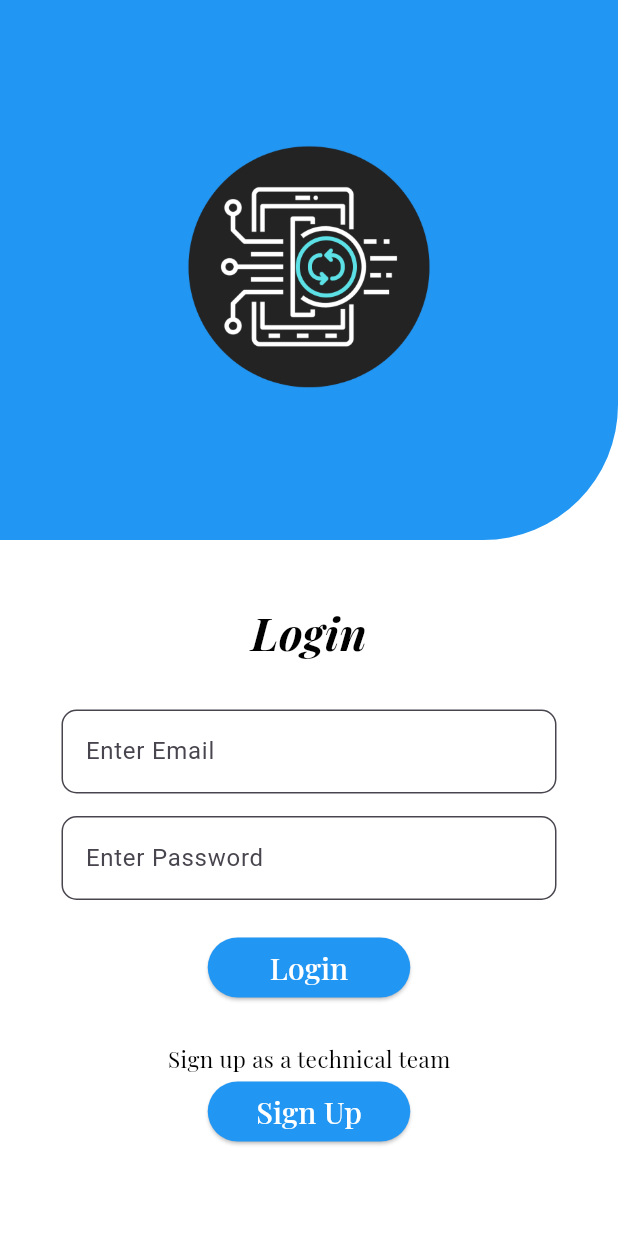
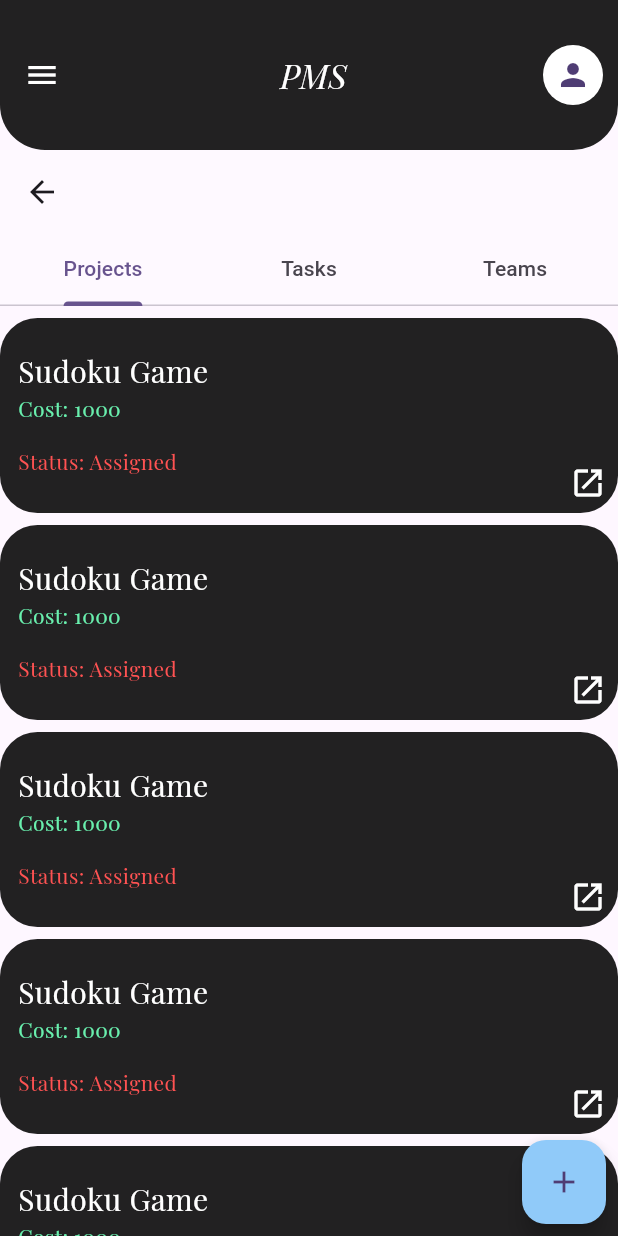
Before and after one commit to MuhammadAbdullahButt/SE_mid_Project, a Flutter app: the LoginSc screen opened directly, after a tap on "Login", on a phone screen of 412 x 824 dp. Run offline on Flutter 3.47's test engine with Material 2 defaults, Android fonts, the phone set to English and light mode, and no system bars; our stand-ins replace cloud_firestore, firebase_core, smooth_page_indicator; accounts and stored records are empty.

Commit message:
Create Admin Dashboard and Navigations

```diff
--- a/pms/lib/main.dart
+++ b/pms/lib/main.dart
@@ -1,6 +1,7 @@
 import 'package:firebase_core/firebase_core.dart';
 import 'package:flutter/material.dart';
 import 'package:pms/views/SignUp/splashScreen.dart';
+import 'package:pms/views/adminDashboard.dart';
 
 import 'firebase_options.dart';
 
--- a/pms/lib/views/LoginSc.dart
+++ b/pms/lib/views/LoginSc.dart
@@ -1,6 +1,8 @@
 import 'package:flutter/material.dart';
 import 'package:pms/views/SignUp/personalInfo.dart';
 import 'package:cloud_firestore/cloud_firestore.dart';
+
+import 'adminDashboard.dart';
 
 
 class LoginSc extends StatefulWidget {
@@ -22,18 +24,18 @@ class _LoginScState extends State<LoginSc> {
             children: [
               Container(
                 width: double.infinity,
-                height: 360,
+                height: 270,
                 decoration: BoxDecoration(
-                    color: Colors.blue.shade500,
-                    borderRadius: const BorderRadius.only(bottomRight: Radius.circular(90))
+                    color: Colors.black87,
+                    borderRadius: const BorderRadius.only(bottomRight: Radius.circular(70))
                 ),
-                child: Center(child: Image(image: AssetImage('assets/images/icon.png'), width: 170, height: 170)),
+                child: Center(child: Image(image: AssetImage('assets/images/icon.png'), width: 140, height: 140)),
               ),
-              const SizedBox(height: 40,),
+              const SizedBox(height: 35,),
               const Text("Login",style: TextStyle(color: Colors.black,fontSize: 30,fontWeight: FontWeight.bold,fontFamily:'playFairItalic'),),
-              const SizedBox(height: 30,),
+              const SizedBox(height: 25,),
               Container(
-                width: 330,
+                width: 300,
                 child: TextField(
                   decoration: InputDecoration(
                     filled: true,
@@ -47,7 +49,7 @@ class _LoginScState extends State<LoginSc> {
               ),
               const SizedBox(height: 15,),
               Container(
-                width: 330,
+                width: 300,
                 child: TextField(
                   decoration: InputDecoration(
                     filled: true,
@@ -62,11 +64,11 @@ class _LoginScState extends State<LoginSc> {
 
               const SizedBox(height: 25,),
               Container(
-                width: 135,
-                height: 40,
+                width: 120,
+                height: 35,
                 child: ElevatedButton(
                     style: ElevatedButton.styleFrom(
-                      backgroundColor: Colors.blue.shade500,
+                      backgroundColor: Colors.black87,
                     ),
                     onPressed: () {
                       CollectionReference collref = FirebaseFirestore.instance.collection('user');
@@ -74,6 +76,10 @@ class _LoginScState extends State<LoginSc> {
                         'username':'waseem',
                         'password':'123'
                       });
+                      Navigator.push(context, MaterialPageRoute(builder: (context){
+                        return AdminDashboard();
+                      }
+                      ));
                     },
                     child: const Text("Login",style: TextStyle(color: Colors.white,fontSize: 20,fontFamily: 'playFair'),)
 
@@ -83,11 +89,11 @@ class _LoginScState extends State<LoginSc> {
               const Text("Sign up as a technical team",style: TextStyle(color: Colors.black,fontSize: 15,fontWeight: FontWeight.w400,fontFamily: 'playFair'),),
               const SizedBox(height: 5,),
               Container(
-                width: 135,
-                height: 40,
+                width: 120,
+                height: 35,
                 child: ElevatedButton(
                   style: ElevatedButton.styleFrom(
-                    backgroundColor: Colors.blue.shade500,
+                    backgroundColor: Colors.black87,
                   ),
                   onPressed: () {
                     Navigator.push(context, MaterialPageRoute(builder: (context){
--- a/pms/lib/views/SignUp/splashScreen.dart
+++ b/pms/lib/views/SignUp/splashScreen.dart
@@ -25,7 +25,7 @@ class _SplashScreenState extends State<SplashScreen> {
   @override
   Widget build(BuildContext context) {
     return Container(
-        color: Colors.blue.shade200,
+        color: Colors.black87,
         width: double.infinity,
         height: double.infinity,
         child:  Center(
--- /dev/null
+++ b/pms/lib/views/adminDashboard.dart
@@ -0,0 +1,376 @@
+import 'package:flutter/material.dart';
+
+class AdminDashboard extends StatefulWidget {
+  const AdminDashboard({Key? key}) : super(key: key);
+
+  @override
+  State<AdminDashboard> createState() => _AdminDashboardState();
+}
+
+class _AdminDashboardState extends State<AdminDashboard> {
+  @override
+  Widget build(BuildContext context) {
+    return Scaffold(
+      appBar: AppBar(
+        toolbarHeight: 100,
+        backgroundColor: Colors.black87,
+        shadowColor: Colors.black87,
+        shape: const RoundedRectangleBorder(
+          borderRadius: BorderRadius.vertical(
+            bottom: Radius.circular(30),
+          ),
+        ),
+        iconTheme: IconThemeData(color: Colors.white),
+        title: const Center(child: Text('PMS',style: TextStyle(color: Colors.white,fontFamily: 'playFairItalic'),)),
+        actions: [
+          Container(
+              margin: const EdgeInsets.only(right: 10),
+              child: const CircleAvatar(
+                backgroundColor: Colors.white,
+                child: Icon(Icons.person),
+              ))
+        ],
+      ),
+      drawer: Drawer(
+        child: ListView(
+          padding: const EdgeInsets.all(0),
+          children: [
+            const DrawerHeader(
+              decoration: BoxDecoration(color: Colors.black87),
+              child: Column(
+                children: [
+                  CircleAvatar(
+                    radius: 40,
+                    backgroundColor: Colors.white,
+                  ),
+                  Text('Muhammad Waseem',style: TextStyle(color: Colors.white,fontSize: 20,fontFamily: 'playFair'),),
+                  Text('wyameen152@gmail.com',style: TextStyle(color: Colors.white,fontSize: 13,fontFamily: 'playFair'),),
+                ],
+              ),
+
+            ),
+            ListTile(
+              leading: const Icon(Icons.person),
+              title: const Text(' My Profile '),
+              onTap: () {
+                Navigator.pop(context);
+              },
+            ),
+            ListTile(
+              leading: const Icon(Icons.book),
+              title: const Text(' Assign Project '),
+              onTap: () {
+                Navigator.pop(context);
+              },
+            ),
+            ListTile(
+              leading: const Icon(Icons.workspace_premium),
+              title: const Text(' Go Premium '),
+              onTap: () {
+                Navigator.pop(context);
+              },
+            ),
+            ListTile(
+              leading: const Icon(Icons.video_label),
+              title: const Text(' Saved Videos '),
+              onTap: () {
+                Navigator.pop(context);
+              },
+            ),
+            ListTile(
+              leading: const Icon(Icons.edit),
+              title: const Text(' Edit Profile '),
+              onTap: () {
+                Navigator.pop(context);
+              },
+            ),
+            ListTile(
+              leading: const Icon(Icons.logout),
+              title: const Text('LogOut'),
+              onTap: () {
+                Navigator.pop(context);
+              },
+            ),
+          ],
+        ),
+      ),
+      body: DefaultTabController(
+        length: 3,
+        child: Scaffold(
+          appBar: AppBar(
+            backgroundColor: Colors.white24,
+            bottom: const TabBar(
+              tabs: [
+                Tab(
+                  text: 'Projects',
+                ),
+                Tab(
+                  text: 'Tasks',
+                ),
+                Tab(
+                  text: 'Teams',
+                ),
+              ],
+            ),
+          ),
+          body: TabBarView(
+            children: [
+              Container(
+                child: Stack(
+                  children: [
+                    ListView.builder(
+                    itemCount: 5,
+                    itemBuilder: (context, index) {
+                      return Padding(
+                        padding: const EdgeInsets.only(top: 8.0),
+                        child: Container(
+                            width: 320,
+                            height: 130,
+                            decoration: BoxDecoration(
+                              color: Colors.black87,
+                              borderRadius: BorderRadius.circular(25),
+                            ),
+                            child: const Stack(
+                              children: [
+                                Align(
+                                    alignment: Alignment.topLeft,
+                                    child: Padding(
+                                      padding:
+                                          EdgeInsets.only(left: 12.0, top: 20),
+                                      child: Text(
+                                        'Sudoku Game',
+                                        style: TextStyle(
+                                            color: Colors.white,
+                                            fontSize: 20,
+                                            fontFamily: 'playFair'),
+                                      ),
+                                    )),
+                                Align(
+                                    alignment: Alignment.topLeft,
+                                    child: Padding(
+                                      padding:
+                                          EdgeInsets.only(left: 12.0, top: 50),
+                                      child: Text(
+                                        'Cost: 1000',
+                                        style: TextStyle(
+                                            color: Colors.greenAccent,
+                                            fontSize: 14,
+                                            fontFamily: 'playFair'),
+                                      ),
+                                    )),
+                                Align(
+                                    alignment: Alignment.topLeft,
+                                    child: Padding(
+                                      padding:
+                                          EdgeInsets.only(left: 12.0, top: 85),
+                                      child: Text(
+                                        'Status: Assigned',
+                                        style: TextStyle(
+                                            color: Colors.redAccent,
+                                            fontSize: 14,
+                                            fontFamily: 'playFair'),
+                                      ),
+                                    )),
+                                Align(
+                                  alignment: Alignment.bottomRight,
+                                  child: Padding(
+                                    padding:
+                                        EdgeInsets.only(bottom: 8.0, right: 8.0),
+                                    child: Icon(
+                                      Icons.open_in_new,
+                                      color: Colors.white,
+                                    ),
+                                  ),
+                                ),
+                              ],
+                            )),
+                      );
+                    },
+                  ),
+                    Align(
+                      alignment: Alignment.bottomRight,
+                      child: Padding(
+                        padding: const EdgeInsets.all(8.0),
+                        child: FloatingActionButton(
+                          backgroundColor: Colors.blue.shade200,
+                          child: Icon(Icons.add),
+                          onPressed: (){}),
+                      ))
+                  ]
+                ),
+              ),
+              Container(
+                child: Stack(
+                    children: [
+                      ListView.builder(
+                        itemCount: 5,
+                        itemBuilder: (context, index) {
+                          return Padding(
+                            padding: const EdgeInsets.only(top: 8.0),
+                            child: Container(
+                                width: 320,
+                                height: 130,
+                                decoration: BoxDecoration(
+                                  color: Colors.black87,
+                                  borderRadius: BorderRadius.circular(25),
+                                ),
+                                child: const Stack(
+                                  children: [
+                                    Align(
+                                        alignment: Alignment.topLeft,
+                                        child: Padding(
+                                          padding:
+                                          EdgeInsets.only(left: 12.0, top: 20),
+                                          child: Text(
+                                            'Sudoku Game',
+                                            style: TextStyle(
+                                                color: Colors.white,
+                                                fontSize: 20,
+                                                fontFamily: 'playFair'),
+                                          ),
+                                        )),
+                                    Align(
+                                        alignment: Alignment.topLeft,
+                                        child: Padding(
+                                          padding:
+                                          EdgeInsets.only(left: 12.0, top: 50),
+                                          child: Text(
+                                            'Cost: 1000',
+                                            style: TextStyle(
+                                                color: Colors.greenAccent,
+                                                fontSize: 14,
+                                                fontFamily: 'playFair'),
+                                          ),
+                                        )),
+                                    Align(
+                                        alignment: Alignment.topLeft,
+                                        child: Padding(
+                                          padding:
+                                          EdgeInsets.only(left: 12.0, top: 85),
+                                          child: Text(
+                                            'Status: Assigned',
+                                            style: TextStyle(
+                                                color: Colors.redAccent,
+                                                fontSize: 14,
+                                                fontFamily: 'playFair'),
+                                          ),
+                                        )),
+                                    Align(
+                                      alignment: Alignment.bottomRight,
+                                      child: Padding(
+                                        padding:
+                                        EdgeInsets.only(bottom: 8.0, right: 8.0),
+                                        child: Icon(
+                                          Icons.open_in_new,
+                                          color: Colors.white,
+                                        ),
+                                      ),
+                                    ),
+                                  ],
+                                )),
+                          );
+                        },
+                      ),
+                      Align(
+                          alignment: Alignment.bottomRight,
+                          child: Padding(
+                            padding: const EdgeInsets.all(8.0),
+                            child: FloatingActionButton(
+                                backgroundColor: Colors.blue.shade200,
+                                child: Icon(Icons.add),
+                                onPressed: (){}),
+                          ))
+                    ]
+                ),
+              ),
+              Container(
+                child: Stack(
+                    children: [
+                      ListView.builder(
+                        itemCount: 5,
+                        itemBuilder: (context, index) {
+                          return Padding(
+                            padding: const EdgeInsets.only(top: 8.0),
+                            child: Container(
+                                width: 320,
+                                height: 130,
+                                decoration: BoxDecoration(
+                                  color: Colors.black87,
+                                  borderRadius: BorderRadius.circular(25),
+                                ),
+                                child: const Stack(
+                                  children: [
+                                    Align(
+                                        alignment: Alignment.topLeft,
+                                        child: Padding(
+                                          padding:
+                                          EdgeInsets.only(left: 12.0, top: 20),
+                                          child: Text(
+                                            'Sudoku Game',
+                                            style: TextStyle(
+                                                color: Colors.white,
+                                                fontSize: 20,
+                                                fontFamily: 'playFair'),
+                                          ),
+                                        )),
+                                    Align(
+                                        alignment: Alignment.topLeft,
+                                        child: Padding(
+                                          padding:
+                                          EdgeInsets.only(left: 12.0, top: 50),
+                                          child: Text(
+                                            'Cost: 1000',
+                                            style: TextStyle(
+                                                color: Colors.greenAccent,
+                                                fontSize: 14,
+                                                fontFamily: 'playFair'),
+                                          ),
+                                        )),
+                                    Align(
+                                        alignment: Alignment.topLeft,
+                                        child: Padding(
+                                          padding:
+                                          EdgeInsets.only(left: 12.0, top: 85),
+                                          child: Text(
+                                            'Status: Assigned',
+                                            style: TextStyle(
+                                                color: Colors.redAccent,
+                                                fontSize: 14,
+                                                fontFamily: 'playFair'),
+                                          ),
+                                        )),
+                                    Align(
+                                      alignment: Alignment.bottomRight,
+                                      child: Padding(
+                                        padding:
+                                        EdgeInsets.only(bottom: 8.0, right: 8.0),
+                                        child: Icon(
+                                          Icons.open_in_new,
+                                          color: Colors.white,
+                                        ),
+                                      ),
+                                    ),
+                                  ],
+                                )),
+                          );
+                        },
+                      ),
+                      Align(
+                          alignment: Alignment.bottomRight,
+                          child: Padding(
+                            padding: const EdgeInsets.all(8.0),
+                            child: FloatingActionButton(
+                                backgroundColor: Colors.blue.shade200,
+                                child: Icon(Icons.add),
+                                onPressed: (){}),
+                          ))
+                    ]
+                ),
+              ),
+            ],
+          ),
+        ),
+      ),
+    );
+  }
+}
```
